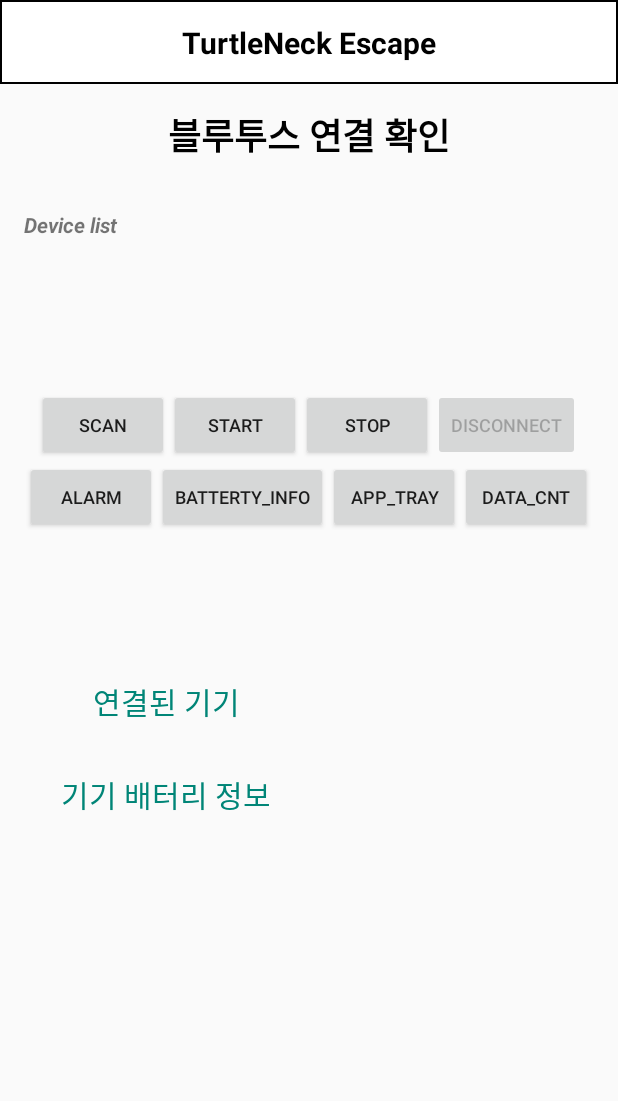
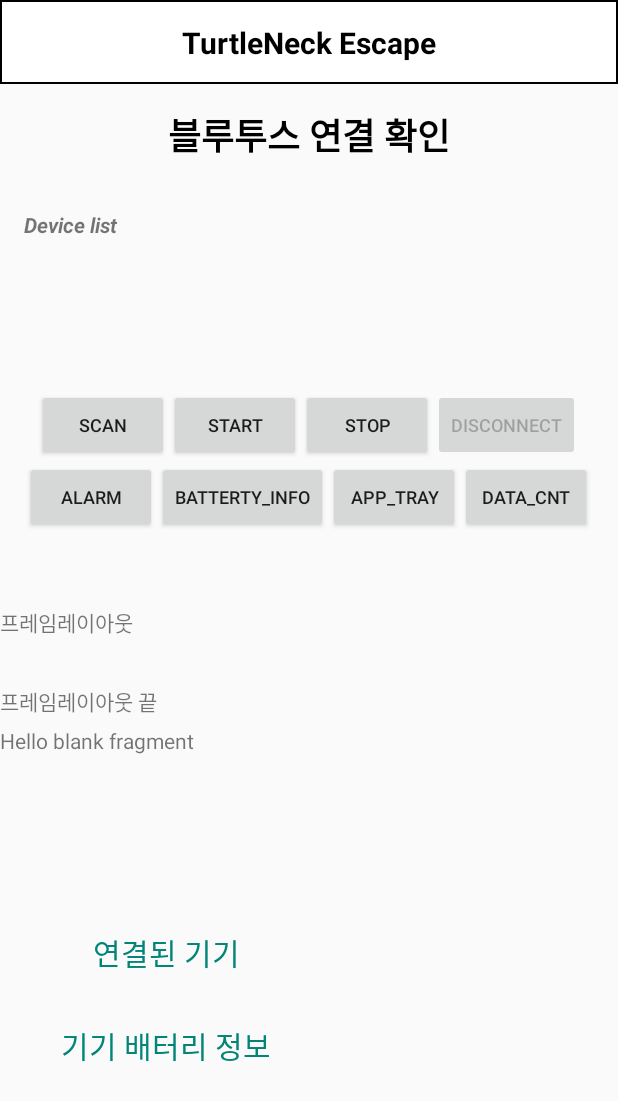
Before and after one commit to mjh2550/TNE, an Android app: the BioStartActivity screen opened directly, with no data from a screen before it, on a phone screen of 412 x 824 dp. Shown: the top 1101 px of the screen. Run offline under Robolectric (Android 15) with nearby library versions, the phone set to English and light mode, and no system bars; our stand-ins replace ButterKnife.

Commit message:
[1]액티비티에서 프래그먼트로 측정 값 전송 성공

```diff
--- a/app/build.gradle
+++ b/app/build.gradle
@@ -42,6 +42,7 @@
     implementation 'androidx.annotation:annotation:1.3.0'
     implementation 'androidx.lifecycle:lifecycle-livedata-ktx:2.3.1'
     implementation 'androidx.lifecycle:lifecycle-viewmodel-ktx:2.3.1'
+    implementation 'androidx.legacy:legacy-support-v4:1.0.0'
     testImplementation 'junit:junit:4.12'
     androidTestImplementation 'androidx.test:runner:1.1.1'
     androidTestImplementation 'androidx.test.espresso:espresso-core:3.1.1'
--- a/app/src/main/java/com/solmi/biobrainexample/home/HomeActivity.java
+++ b/app/src/main/java/com/solmi/biobrainexample/home/HomeActivity.java
@@ -14,20 +14,23 @@
 import android.view.Menu;
 import android.view.MenuInflater;
 import android.view.MenuItem;
+import android.widget.Button;
+import android.widget.TextView;
 
 import com.google.android.material.bottomnavigation.BottomNavigationView;
 import com.google.android.material.navigation.NavigationBarView;
 import com.solmi.biobrainexample.R;
 import com.solmi.biobrainexample.mainslide.ViewPagerAdapter;
+import com.solmi.biobrainexample.process.BioStart1Fragment;
 
 import java.util.Timer;
 import java.util.TimerTask;
 
 import butterknife.BindView;
 import butterknife.ButterKnife;
+import butterknife.OnClick;
 
 public class HomeActivity extends AppCompatActivity {
-
 
     @BindView(R.id.nav_view)
     BottomNavigationView bottomNavigationView;
@@ -38,12 +41,12 @@
     @BindView(R.id.viewPager)
     ViewPager viewPager;
 
-
     private HomeFrag homeFrag;
     private ResultFrag resultFrag;
     private InfoFrag infoFrag;
     private FragmentManager fm;
     private FragmentTransaction ft;
+    private BioStart1Fragment b1f;
 
     private FragmentPagerAdapter fragmentPagerAdapter;
 
@@ -99,6 +102,7 @@
         //1페이지 메인 슬라이드 배너 뷰페이저 설정
         fragmentPagerAdapter = new ViewPagerAdapter(getSupportFragmentManager());
         viewPager.setAdapter(fragmentPagerAdapter);
+
 
         //자동 슬라이드 기능
         final Handler handler = new Handler();
@@ -186,4 +190,6 @@
     protected void onDestroy() {
         super.onDestroy();
     }
+
+
 }
--- /dev/null
+++ b/app/src/main/java/com/solmi/biobrainexample/process/BioStart1Fragment.java
@@ -0,0 +1,66 @@
+package com.solmi.biobrainexample.process;
+
+import android.os.Bundle;
+
+import androidx.fragment.app.Fragment;
+
+import android.view.LayoutInflater;
+import android.view.View;
+import android.view.ViewGroup;
+
+import com.solmi.biobrainexample.R;
+
+/**
+ * A simple {@link Fragment} subclass.
+ * Use the {@link BioStart1Fragment#newInstance} factory method to
+ * create an instance of this fragment.
+ */
+public class BioStart1Fragment extends Fragment {
+
+    // TODO: Rename parameter arguments, choose names that match
+    // the fragment initialization parameters, e.g. ARG_ITEM_NUMBER
+    private static final String ARG_PARAM1 = "param1";
+    private static final String ARG_PARAM2 = "param2";
+
+    // TODO: Rename and change types of parameters
+    private String mParam1;
+    private String mParam2;
+
+    public BioStart1Fragment() {
+        // Required empty public constructor
+    }
+
+    /**
+     * Use this factory method to create a new instance of
+     * this fragment using the provided parameters.
+     *
+     * @param param1 Parameter 1.
+     * @param param2 Parameter 2.
+     * @return A new instance of fragment BioStart1Fragment.
+     */
+    // TODO: Rename and change types and number of parameters
+    public static BioStart1Fragment newInstance(String param1, String param2) {
+        BioStart1Fragment fragment = new BioStart1Fragment();
+        Bundle args = new Bundle();
+        args.putString(ARG_PARAM1, param1);
+        args.putString(ARG_PARAM2, param2);
+        fragment.setArguments(args);
+        return fragment;
+    }
+
+    @Override
+    public void onCreate(Bundle savedInstanceState) {
+        super.onCreate(savedInstanceState);
+        if (getArguments() != null) {
+            mParam1 = getArguments().getString(ARG_PARAM1);
+            mParam2 = getArguments().getString(ARG_PARAM2);
+        }
+    }
+
+    @Override
+    public View onCreateView(LayoutInflater inflater, ViewGroup container,
+                             Bundle savedInstanceState) {
+        // Inflate the layout for this fragment
+        return inflater.inflate(R.layout.frag_bio_start1, container, false);
+    }
+}
--- a/app/src/main/java/com/solmi/biobrainexample/process/BioStartActivity.java
+++ b/app/src/main/java/com/solmi/biobrainexample/process/BioStartActivity.java
@@ -7,6 +7,9 @@
 import androidx.appcompat.widget.Toolbar;
 import androidx.core.app.ActivityCompat;
 import androidx.core.app.NotificationCompat;
+import androidx.fragment.app.Fragment;
+import androidx.fragment.app.FragmentManager;
+import androidx.fragment.app.FragmentTransaction;
 
 import android.Manifest;
 import android.app.Notification;
@@ -196,6 +199,17 @@
     @BindView(R.id.tv_log_08)
     protected TextView tv_08;
 
+
+    BioStart1Fragment bioStart1Fragment;
+    FragmentManager fm;
+   // FragmentTransaction ft;
+  //  TextView tv_mainTitle;
+    TextView tv_a_log_5;
+    TextView tv_a_log_6;
+    TextView tv_a_log_7;
+    TextView tv_a_log_8;
+
+
     /*@Override
     protected void onPause() {
         super.onPause();
@@ -219,6 +233,15 @@
         super.onCreate(savedInstanceState);
         setContentView(R.layout.activity_bio_start);
         ButterKnife.bind(this);
+
+        //fragment bind
+
+        fm = getSupportFragmentManager();
+        //매니져 객체에게 findFragmentById()를 요청하면서 id 전달
+      bioStart1Fragment = (BioStart1Fragment)fm.findFragmentById(R.id.b1f);
+    //  tv_mainTitle =(TextView) bioStart1Fragment.getView().findViewById(R.id.tv_b1f);
+        setFragmentBind(bioStart1Fragment);
+
         initHandler();
         initComponent();
 
@@ -228,7 +251,19 @@
         intentFilter.addAction(MyBroadcastReceiver.Myaction);
         registerReceiver(mReceiver,intentFilter);
 
+    }
 
+    /**
+     * 프래그먼트 바인드
+     * @param fragment
+     */
+    public void setFragmentBind(Fragment fragment){
+      //  fm = getSupportFragmentManager();
+      //  fragment = (Fragment) fm.findFragmentById(R.id.b1f);
+        tv_a_log_5 = fragment.getView().findViewById(R.id.tv_f_log_05);
+        tv_a_log_6 = fragment.getView().findViewById(R.id.tv_f_log_06);
+        tv_a_log_7 = fragment.getView().findViewById(R.id.tv_f_log_07);
+        tv_a_log_8 = fragment.getView().findViewById(R.id.tv_f_log_08);
     }
 
     /**
@@ -518,6 +553,7 @@
                                 mSGEMGGraph.putValue(value);
                                 tv_01.setText(Float.toString(value));
                                 tv_05.setText(Integer.toString(mEMGCount));
+                                tv_a_log_5.setText(Integer.toString(mEMGCount));
                             }
                         }
 
@@ -530,6 +566,7 @@
                                     valueArray[index] = (channels[index] / 1023f) * 3f;
                                     tv_02.setText(Float.toString(valueArray[index]));
                                     tv_06.setText(Integer.toString(mAccCount));
+                                    tv_a_log_6.setText(Integer.toString(mAccCount));
                                 }
 
                                 mSGAccGraph.putValueArray(valueArray);
@@ -545,6 +582,7 @@
                                     valueArray[index] = (channels[index] / 1023f) * 3f;
                                     tv_03.setText(Float.toString(valueArray[index]));
                                     tv_07.setText(Integer.toString(mGyroCount));
+                                    tv_a_log_7.setText(Integer.toString(mGyroCount));
                                 }
 
                                 mSGGyroGraph.putValueArray(valueArray);
@@ -560,6 +598,7 @@
                                     valueArray[index] = (channels[index] / 1023f) * 3f;
                                     tv_04.setText(Float.toString(valueArray[index]));
                                     tv_08.setText(Integer.toString(mMagnetoCount));
+                                    tv_a_log_8.setText(Integer.toString(mMagnetoCount));
                                     Log.i("<<<TESTMSG>>>", "run: ongoing....");
                                 }
 
@@ -946,6 +985,7 @@
 
         }
         private void setTvClear(){
+          //  setFragmentBind(bioStart1Fragment);
             tv_connect_device.setText("");
             tv_battery.setText("");
             tv_01.setText("");
@@ -956,6 +996,10 @@
             tv_06.setText("");
             tv_07.setText("");
             tv_08.setText("");
+            tv_a_log_5.setText("");
+            tv_a_log_6.setText("");
+            tv_a_log_7.setText("");
+            tv_a_log_8.setText("");
         }
 
         @OnClick(R.id.btn_battery)
@@ -963,4 +1007,5 @@
             mBLEManager.getBatteryInfo();
         }
 
+
     }
--- a/app/src/main/java/com/solmi/biobrainexample/process/MyBroadcastReceiver.java
+++ b/app/src/main/java/com/solmi/biobrainexample/process/MyBroadcastReceiver.java
@@ -28,7 +28,6 @@
 
         if(Myaction.equals(intent.getAction())){
             Toast.makeText(context,"버튼이 눌렸습니다.",Toast.LENGTH_SHORT).show();
-
 
         }
 
--- a/app/src/main/res/layout/activity_bio_start.xml
+++ b/app/src/main/res/layout/activity_bio_start.xml
@@ -92,9 +92,6 @@
                 android:enabled="false"
                 android:textSize="12sp" />
 
-
-
-
         </LinearLayout>
         <LinearLayout
             android:layout_width="match_parent"
@@ -129,6 +126,8 @@
                 android:layout_height="wrap_content"
                 android:text="data_cnt"
                 android:textSize="12sp" />
+
+
 
         </LinearLayout>
 
@@ -179,6 +178,18 @@
 
 
     </LinearLayout>
+<FrameLayout
+    android:layout_width="match_parent"
+    android:layout_height="80dp"
+    >
+    <LinearLayout
+        android:layout_width="match_parent"
+        android:layout_height="wrap_content"
+        android:orientation="vertical">
+    <TextView
+        android:layout_width="match_parent"
+        android:layout_height="20dp"
+        android:text="프레임레이아웃"/>
 
     <LinearLayout
         android:layout_width="match_parent"
@@ -225,6 +236,18 @@
 
 
     </LinearLayout>
+    <TextView
+        android:layout_width="match_parent"
+        android:layout_height="20dp"
+        android:text="프레임레이아웃 끝"/>
+    </LinearLayout>
+</FrameLayout>
+
+    <fragment
+        android:name="com.solmi.biobrainexample.process.BioStart1Fragment"
+        android:id="@+id/b1f"
+        android:layout_width="match_parent"
+        android:layout_height="120dp"/>
 
     <LinearLayout
         android:layout_width="match_parent"
--- a/app/src/main/res/layout/activity_home.xml
+++ b/app/src/main/res/layout/activity_home.xml
@@ -26,7 +26,6 @@
             android:layout_height="wrap_content"
             android:layout_weight="1" >
 
-
         </FrameLayout>
 
     <include layout="@layout/bottombar"/>
--- /dev/null
+++ b/app/src/main/res/layout/frag_bio_start1.xml
@@ -0,0 +1,65 @@
+<?xml version="1.0" encoding="utf-8"?>
+<FrameLayout xmlns:android="http://schemas.android.com/apk/res/android"
+    xmlns:tools="http://schemas.android.com/tools"
+    android:layout_width="match_parent"
+    android:layout_height="match_parent"
+    tools:context=".process.BioStart1Fragment">
+
+    <LinearLayout
+        android:layout_width="match_parent"
+        android:layout_height="wrap_content"
+        android:orientation="vertical">
+    <!-- TODO: Update blank fragment layout -->
+    <TextView
+        android:id="@+id/tv_b1f"
+        android:layout_width="match_parent"
+        android:layout_height="match_parent"
+        android:text="@string/hello_blank_fragment" />
+
+    <LinearLayout
+        android:layout_width="match_parent"
+        android:layout_height="wrap_content"
+        android:orientation="horizontal"
+        android:gravity="center"
+        >
+
+        <TextView
+            android:id="@+id/tv_f_log_05"
+            android:layout_width="wrap_content"
+            android:layout_height="wrap_content"
+            android:textSize="24dp"
+            />
+        <Space
+            android:layout_width="20dp"
+            android:layout_height="wrap_content"/>
+        <TextView
+            android:id="@+id/tv_f_log_06"
+            android:layout_width="wrap_content"
+            android:layout_height="wrap_content"
+            android:textSize="24dp"
+            />
+
+        <Space
+            android:layout_width="20dp"
+            android:layout_height="wrap_content"/>
+        <TextView
+            android:id="@+id/tv_f_log_07"
+            android:layout_width="wrap_content"
+            android:layout_height="wrap_content"
+            android:textSize="24dp"
+            />
+
+        <Space
+            android:layout_width="20dp"
+            android:layout_height="wrap_content"/>
+        <TextView
+            android:id="@+id/tv_f_log_08"
+            android:layout_width="wrap_content"
+            android:layout_height="wrap_content"
+            android:textSize="24dp"
+            />
+
+
+        </LinearLayout>
+    </LinearLayout>
+</FrameLayout>
--- a/app/src/main/res/layout/frag_home.xml
+++ b/app/src/main/res/layout/frag_home.xml
@@ -5,6 +5,7 @@
     android:orientation="vertical">
 
     <TextView
+        android:id="@+id/tv_mainTitle"
         android:layout_width="match_parent"
         android:layout_height="wrap_content"
         android:text="main page"
@@ -41,9 +42,9 @@
             android:textSize="24dp"
             android:fontFamily="@font/bmdh"
             android:layout_margin="@dimen/activity_horizontal_margin"/>
+
     </LinearLayout>
 
 
 
-
 </LinearLayout>
--- a/app/src/main/res/values/strings.xml
+++ b/app/src/main/res/values/strings.xml
@@ -30,4 +30,6 @@
     <string name="invalid_username">Not a valid username</string>
     <string name="invalid_password">Password must be >5 characters</string>
     <string name="login_failed">"Login failed"</string>
+    <!-- TODO: Remove or change this placeholder text -->
+    <string name="hello_blank_fragment">Hello blank fragment</string>
 </resources>
```
Also changed, not shown: app/src/main/java/com/solmi/biobrainexample/home/HomeFrag.java (+1 -9 lines).
